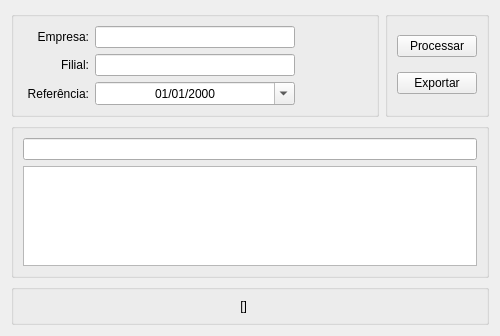
First picture: the form in relacaocolaborador.ui, repository fallomermo/SeverinoToolKit, before the edit.
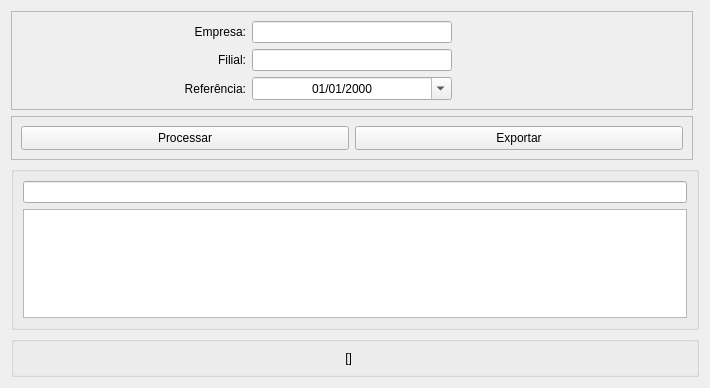
Second picture: the form after the edit. Icons and pictures are not drawn.

Patch:
```diff
--- a/relacaocolaborador.ui
+++ b/relacaocolaborador.ui
@@ -6,8 +6,8 @@
    <rect>
     <x>0</x>
     <y>0</y>
-    <width>500</width>
-    <height>336</height>
+    <width>710</width>
+    <height>388</height>
    </rect>
   </property>
   <property name="windowTitle">
@@ -17,31 +17,45 @@
    <string notr="true"/>
   </property>
   <layout class="QGridLayout" name="gridLayout_3">
-   <item row="0" column="1">
-    <widget class="QGroupBox" name="groupBox">
+   <item row="2" column="0" colspan="2">
+    <widget class="QGroupBox" name="painelTabela">
      <property name="title">
       <string/>
      </property>
-     <layout class="QVBoxLayout" name="verticalLayout_2">
+     <layout class="QVBoxLayout" name="verticalLayout">
       <item>
-       <widget class="QPushButton" name="botaoProcessar">
+       <widget class="QLineEdit" name="campoPesquisarObjetosTabela"/>
+      </item>
+      <item>
+       <widget class="QTableWidget" name="tableWidget">
+        <property name="sortingEnabled">
+         <bool>true</bool>
+        </property>
+       </widget>
+      </item>
+     </layout>
+    </widget>
+   </item>
+   <item row="3" column="0" colspan="2">
+    <widget class="QGroupBox" name="painelResultados">
+     <property name="title">
+      <string/>
+     </property>
+     <layout class="QHBoxLayout" name="horizontalLayout_2">
+      <item>
+       <widget class="QLabel" name="campoItemSelecionado">
         <property name="text">
-         <string>Processar</string>
+         <string>[]</string>
         </property>
-        <property name="icon">
-         <iconset resource="thema.qrc">
-          <normaloff>:/images/paper-plane.png</normaloff>:/images/paper-plane.png</iconset>
+        <property name="alignment">
+         <set>Qt::AlignRight|Qt::AlignTrailing|Qt::AlignVCenter</set>
         </property>
        </widget>
       </item>
       <item>
-       <widget class="QPushButton" name="botaoExportar">
+       <widget class="QLabel" name="campoTotalRegistros">
         <property name="text">
-         <string>Exportar</string>
-        </property>
-        <property name="icon">
-         <iconset resource="thema.qrc">
-          <normaloff>:/images/csv-file-format-extension.png</normaloff>:/images/csv-file-format-extension.png</iconset>
+         <string/>
         </property>
        </widget>
       </item>
@@ -49,11 +63,50 @@
     </widget>
    </item>
    <item row="0" column="0">
-    <widget class="QGroupBox" name="painelFiltros">
-     <property name="title">
-      <string/>
+    <widget class="QFrame" name="frameFiltros">
+     <property name="frameShape">
+      <enum>QFrame::StyledPanel</enum>
+     </property>
+     <property name="frameShadow">
+      <enum>QFrame::Raised</enum>
      </property>
      <layout class="QGridLayout" name="gridLayout">
+      <item row="0" column="3">
+       <widget class="QLabel" name="campoDescricaoEmpresa">
+        <property name="text">
+         <string/>
+        </property>
+       </widget>
+      </item>
+      <item row="2" column="3">
+       <widget class="QLabel" name="campoDescricaoData">
+        <property name="text">
+         <string/>
+        </property>
+       </widget>
+      </item>
+      <item row="0" column="2">
+       <widget class="QLineEdit" name="campoID_Empresa">
+        <property name="minimumSize">
+         <size>
+          <width>200</width>
+          <height>0</height>
+         </size>
+        </property>
+        <property name="maximumSize">
+         <size>
+          <width>200</width>
+          <height>16777215</height>
+         </size>
+        </property>
+        <property name="maxLength">
+         <number>4</number>
+        </property>
+        <property name="alignment">
+         <set>Qt::AlignCenter</set>
+        </property>
+       </widget>
+      </item>
       <item row="0" column="0">
        <widget class="QLabel" name="label">
         <property name="text">
@@ -64,29 +117,6 @@
         </property>
        </widget>
       </item>
-      <item row="0" column="1">
-       <widget class="QLineEdit" name="campoID_Empresa">
-        <property name="minimumSize">
-         <size>
-          <width>200</width>
-          <height>0</height>
-         </size>
-        </property>
-        <property name="maximumSize">
-         <size>
-          <width>200</width>
-          <height>16777215</height>
-         </size>
-        </property>
-       </widget>
-      </item>
-      <item row="0" column="2">
-       <widget class="QLabel" name="campoDescricaoEmpresa">
-        <property name="text">
-         <string/>
-        </property>
-       </widget>
-      </item>
       <item row="1" column="0">
        <widget class="QLabel" name="label_2">
         <property name="text">
@@ -97,23 +127,29 @@
         </property>
        </widget>
       </item>
-      <item row="1" column="1">
-       <widget class="QLineEdit" name="campoID_Filial">
-        <property name="minimumSize">
-         <size>
-          <width>200</width>
-          <height>0</height>
-         </size>
-        </property>
-        <property name="maximumSize">
-         <size>
-          <width>200</width>
-          <height>16777215</height>
-         </size>
-        </property>
-       </widget>
-      </item>
       <item row="1" column="2">
+       <widget class="QLineEdit" name="campoID_Filial">
+        <property name="minimumSize">
+         <size>
+          <width>200</width>
+          <height>0</height>
+         </size>
+        </property>
+        <property name="maximumSize">
+         <size>
+          <width>200</width>
+          <height>16777215</height>
+         </size>
+        </property>
+        <property name="maxLength">
+         <number>4</number>
+        </property>
+        <property name="alignment">
+         <set>Qt::AlignCenter</set>
+        </property>
+       </widget>
+      </item>
+      <item row="1" column="3">
        <widget class="QLabel" name="campoDescricaoFilial">
         <property name="text">
          <string/>
@@ -130,7 +166,7 @@
         </property>
        </widget>
       </item>
-      <item row="2" column="1">
+      <item row="2" column="2">
        <widget class="QDateEdit" name="dataReferencia">
         <property name="wrapping">
          <bool>false</bool>
@@ -152,55 +188,61 @@
         </property>
        </widget>
       </item>
-      <item row="2" column="2">
-       <widget class="QLabel" name="campoDescricaoData">
-        <property name="text">
-         <string/>
-        </property>
-       </widget>
-      </item>
      </layout>
     </widget>
    </item>
-   <item row="1" column="0" colspan="2">
-    <widget class="QGroupBox" name="painelTabela">
-     <property name="title">
-      <string/>
+   <item row="1" column="0">
+    <widget class="QFrame" name="frameAcoes">
+     <property name="frameShape">
+      <enum>QFrame::StyledPanel</enum>
      </property>
-     <layout class="QVBoxLayout" name="verticalLayout">
-      <item>
-       <widget class="QLineEdit" name="campoPesquisarObjetosTabela"/>
-      </item>
-      <item>
-       <widget class="QTableWidget" name="tableWidget">
-        <property name="sortingEnabled">
-         <bool>true</bool>
-        </property>
-       </widget>
-      </item>
-     </layout>
-    </widget>
-   </item>
-   <item row="2" column="0" colspan="2">
-    <widget class="QGroupBox" name="painelResultados">
-     <property name="title">
-      <string/>
+     <property name="frameShadow">
+      <enum>QFrame::Raised</enum>
      </property>
-     <layout class="QHBoxLayout" name="horizontalLayout_2">
+     <layout class="QHBoxLayout" name="horizontalLayout">
       <item>
-       <widget class="QLabel" name="campoItemSelecionado">
+       <widget class="QPushButton" name="botaoProcessar">
+        <property name="minimumSize">
+         <size>
+          <width>0</width>
+          <height>24</height>
+         </size>
+        </property>
+        <property name="maximumSize">
+         <size>
+          <width>16777215</width>
+          <height>24</height>
+         </size>
+        </property>
         <property name="text">
-         <string>[]</string>
+         <string>Processar</string>
         </property>
-        <property name="alignment">
-         <set>Qt::AlignRight|Qt::AlignTrailing|Qt::AlignVCenter</set>
+        <property name="icon">
+         <iconset resource="thema.qrc">
+          <normaloff>:/images/paper-plane.png</normaloff>:/images/paper-plane.png</iconset>
         </property>
        </widget>
       </item>
       <item>
-       <widget class="QLabel" name="campoTotalRegistros">
+       <widget class="QPushButton" name="botaoExportar">
+        <property name="minimumSize">
+         <size>
+          <width>0</width>
+          <height>24</height>
+         </size>
+        </property>
+        <property name="maximumSize">
+         <size>
+          <width>16777215</width>
+          <height>24</height>
+         </size>
+        </property>
         <property name="text">
-         <string/>
+         <string>Exportar</string>
+        </property>
+        <property name="icon">
+         <iconset resource="thema.qrc">
+          <normaloff>:/images/csv-file-format-extension.png</normaloff>:/images/csv-file-format-extension.png</iconset>
         </property>
        </widget>
       </item>
```
Left out of the diff: 2 changed lines with no effect on the pictures.
